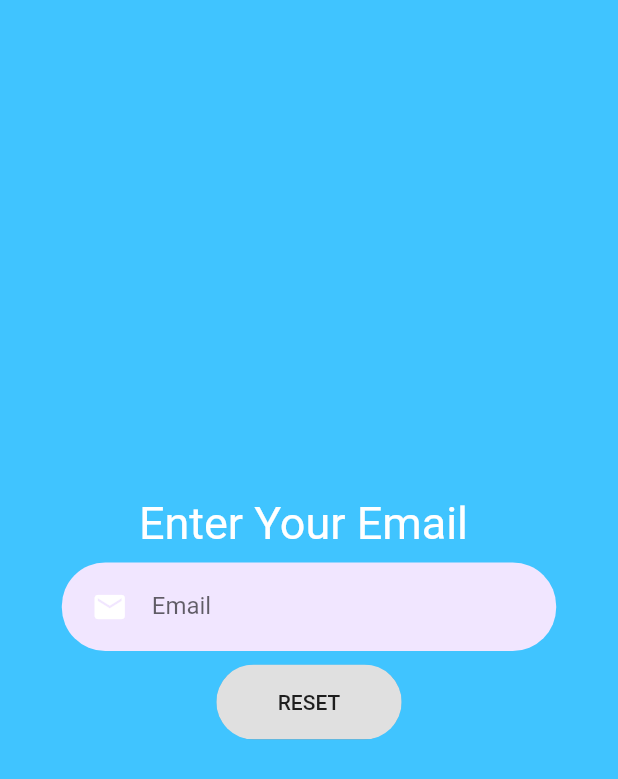
After one commit to Abskpro/FlutterUI, a Flutter app: the screen it shows after launch, after a tap on "Forgot password?", on a phone screen of 412 x 824 dp. The commit adds this screen. Shown: the top 779 px of the screen. Run offline on Flutter 3.47's test engine with Material 2 defaults, Android fonts, the phone set to English and light mode, and no system bars; our stand-ins replace bloc, cloud_firestore, equatable, firebase_auth, firebase_core, flutter_bloc and 2 more; accounts and stored records are empty.

Commit message:
some changes

```diff
--- a/lib/Components/social_media_button.dart
+++ b/lib/Components/social_media_button.dart
@@ -1,4 +1,5 @@
 import 'package:flutter/material.dart';
+import 'package:font_awesome_flutter/font_awesome_flutter.dart';
 
 class SocialButton extends StatelessWidget {
   final String text;
--- a/lib/Login/components/body.dart
+++ b/lib/Login/components/body.dart
@@ -1,9 +1,11 @@
 import 'package:flutter/material.dart';
+import 'package:fluttertoast/fluttertoast.dart';
 import 'package:flutter_bloc/flutter_bloc.dart';
 import 'package:zeroday/Components/email_input.dart';
 import 'package:zeroday/Components/password_input.dart';
 import 'package:zeroday/Components/rounded_button.dart';
 import 'package:zeroday/Login/components/background.dart';
+import 'package:zeroday/Login/components/forgot_password.dart';
 import 'package:zeroday/Login/components/social_media.dart';
 import 'package:zeroday/Signup/signup_screen.dart';
 import 'package:zeroday/bloc/loginBloc/login_bloc.dart';
@@ -69,24 +71,17 @@ class _BodyState extends State<Body> {
   }
 
   bool validateEmail() {
-    // print("validating email");
-    return email.isEmpty || email.length > 8;
+    return email.isEmpty ||
+        RegExp(r"^[a-zA-Z0-9.a-zA-Z0-9.!#$%&'*+-/=?^_`{|}~]+@[a-zA-Z0-9]+\.[a-zA-Z]+")
+            .hasMatch(email);
   }
 
   bool validatePassword() {
-    // print("validating password");
     return password.isEmpty || password.length > 8;
   }
 
   void validate() async {
     loginBloc.add(LoginButtonPressed(email: email, password: password));
-    // print("pressed");
-    // if (formkey.currentState.validate()) {
-    //   print("Validated");
-    //   loginBloc.add(LoginButtonPressed(email: email, password: password));
-    // } else {
-    //   print("not validated");
-    // }
   }
 
   @override
@@ -102,6 +97,8 @@ class _BodyState extends State<Body> {
               return LandingPage(
                   user: state.user, userRepository: widget.userRepository);
             }));
+          } else if (state is ResetEmailSentState) {
+            print('asfasf');
           }
         }, builder: (context, state) {
           return Container(
@@ -130,7 +127,17 @@ class _BodyState extends State<Body> {
                   ),
                   Container(
                     alignment: Alignment.centerRight,
-                    child: Text("Forgot Password ?"),
+                    child: InkWell(
+                        onTap: () {
+                          Navigator.push(context,
+                              MaterialPageRoute(builder: (context) {
+                            return ForgotPassword(
+                                userRepository: widget.userRepository);
+                          }));
+                        },
+                        child: Text(
+                          "Forgot password?",
+                        )),
                   ),
                   RoundedButton(
                     validateEmail: validateEmail,
@@ -161,7 +168,6 @@ class _BodyState extends State<Body> {
                       )
                     ],
                   ),
-                  // SizedBox(height: 12),
                   Text(
                     error,
                     style: TextStyle(color: Colors.red, fontSize: 14.0),
--- /dev/null
+++ b/lib/Login/components/forgot_password.dart
@@ -0,0 +1,84 @@
+import 'package:flutter/material.dart';
+import 'package:flutter_bloc/flutter_bloc.dart';
+import 'package:zeroday/Components/text_field_container.dart';
+import 'package:zeroday/bloc/loginBloc/login_bloc.dart';
+import 'package:fluttertoast/fluttertoast.dart';
+import 'package:zeroday/bloc/loginBloc/login_event.dart';
+import 'package:zeroday/repositories/user_repository.dart';
+
+class ForgotPassword extends StatefulWidget {
+  UserRepository userRepository;
+  ForgotPassword({this.userRepository});
+  @override
+  _ForgotPasswordState createState() => _ForgotPasswordState();
+}
+
+class _ForgotPasswordState extends State<ForgotPassword> {
+  String email;
+  LoginBloc loginBloc;
+
+  void initState() {
+    super.initState();
+    loginBloc = LoginBloc(userRepository: widget.userRepository);
+  }
+
+  @override
+  Widget build(BuildContext context) {
+    Size size = MediaQuery.of(context).size;
+    return BlocProvider<LoginBloc>(
+      create: (BuildContext context) => loginBloc,
+      child: Scaffold(
+        backgroundColor: Colors.lightBlueAccent,
+        body: Center(
+          child: Container(
+            alignment: Alignment.center,
+            child: Column(
+              mainAxisAlignment: MainAxisAlignment.center,
+              children: [
+                Text(
+                  'Enter Your Email ',
+                  style: TextStyle(fontSize: 30, color: Colors.white),
+                ),
+                TextFieldContainer(
+                  child: TextFormField(
+                    style: TextStyle(color: Colors.black),
+                    onChanged: (value) => email = value,
+                    decoration: InputDecoration(
+                        border: InputBorder.none,
+                        labelText: 'Email',
+                        icon: Icon(Icons.mail, color: Colors.white)),
+                  ),
+                ),
+                Container(
+                  width: size.width * 0.3,
+                  height: 50,
+                  child: ClipRRect(
+                    borderRadius: BorderRadius.circular(29),
+                    child: RaisedButton(
+                      onPressed: () {
+                        print(email);
+                        loginBloc
+                            .add(PasswordResetPressed(email: email.toString()));
+                        Fluttertoast.showToast(
+                          msg: "Email reset link has been sent to your mail",
+                          toastLength: Toast.LENGTH_SHORT,
+                          timeInSecForIosWeb: 2,
+                          backgroundColor: Colors.red,
+                          textColor: Colors.white,
+                          fontSize: 18.0,
+                        );
+                        Navigator.pop(context);
+                      },
+                      padding: EdgeInsets.all(10),
+                      child: Text("RESET"),
+                    ),
+                  ),
+                )
+              ],
+            ),
+          ),
+        ),
+      ),
+    );
+  }
+}
--- a/lib/bloc/loginBloc/login_event.dart
+++ b/lib/bloc/loginBloc/login_event.dart
@@ -10,3 +10,11 @@ class LoginButtonPressed extends LoginEvent {
   @override
   List<Object> get props => throw UnimplementedError();
 }
+
+class PasswordResetPressed extends LoginEvent {
+  String email;
+  PasswordResetPressed({this.email});
+
+  @override
+  List<Object> get props => throw UnimplementedError();
+}
--- a/lib/bloc/loginBloc/login_state.dart
+++ b/lib/bloc/loginBloc/login_state.dart
@@ -31,3 +31,13 @@ class LoginFailState extends LoginState {
   @override
   List<Object> get props => null;
 }
+
+class PasswordResetState extends LoginState {
+  @override
+  List<Object> get props => throw UnimplementedError();
+}
+
+class ResetEmailSentState extends LoginState {
+  @override
+  List<Object> get props => throw UnimplementedError();
+}
--- a/lib/main.dart
+++ b/lib/main.dart
@@ -5,6 +5,9 @@ import 'package:zeroday/bloc/authBloc/auth_bloc.dart';
 import 'package:zeroday/bloc/authBloc/auth_event.dart';
 import 'package:zeroday/bloc/authBloc/auth_state.dart';
 import 'package:firebase_core/firebase_core.dart';
+import 'package:zeroday/bloc/homeBloc/home_state.dart';
+import 'package:zeroday/bloc/loginBloc/login_state.dart';
+import 'package:zeroday/landing/landing_screen.dart';
 import 'package:zeroday/repositories/user_repository.dart';
 
 Future<void> main() async {
@@ -43,15 +46,17 @@ class App extends StatelessWidget {
   Widget build(BuildContext context) {
     return BlocBuilder<AuthBloc, AuthState>(
       builder: (context, state) {
-        if (state is AuthenticatedState) {
+        print(state);
+        if (state is AuthInitialState) {
           // return Container();
           return LoginScreen(userRepository: userRepository);
           // return SplashPage();
         } else if (state is AuthenticatedState) {
-          // return Container();
+          return LandingPage(user: state.user, userRepository: userRepository);
+        } else if (state is UnauthenticatedState ||
+            state is LogOutSuccessState) {
           return LoginScreen(userRepository: userRepository);
-          // return LandingPage();
-        } else if (state is UnauthenticatedState) {
+        } else if (state is ResetEmailSentState) {
           return LoginScreen(userRepository: userRepository);
         }
       },
--- a/lib/repositories/database.dart
+++ /dev/null
@@ -1 +0,0 @@
-import 'package:cloud_firestore/cloud_firestore.dart';
--- a/lib/repositories/user_repository.dart
+++ b/lib/repositories/user_repository.dart
@@ -3,7 +3,7 @@ import 'package:flutter/services.dart';
 
 class UserRepository {
   FirebaseAuth firebaseAuth;
-  final FirebaseAuth _auth = FirebaseAuth.instance;
+  FirebaseAuth _auth = FirebaseAuth.instance;
 
   UserRepository() {
     this.firebaseAuth = FirebaseAuth.instance;
@@ -16,7 +16,7 @@ class UserRepository {
         password: pass,
       );
       return authResult.user;
-    } on PlatformException catch (e) {
+    } catch (e) {
       throw Exception(e.toString());
     }
   }
@@ -40,12 +40,14 @@ class UserRepository {
     return await firebaseAuth.currentUser;
   }
 
-  Future signOut() async {
-    try {
-      return await _auth.signOut();
-    } catch (e) {
-      print(e.toString());
-      return null;
-    }
+  Future<void> signOut() async {
+    await FirebaseAuth.instance.signOut();
+  }
+
+  Future<void> sendPasswordResetEmail(String email) async {
+    // var result = await _auth.sendPasswordResetEmail(email: email);
+    var result = await _auth.sendPasswordResetEmail(email: email);
+    return result;
+    // return result;
   }
 }
--- a/pubspec.yaml
+++ b/pubspec.yaml
@@ -39,6 +39,9 @@ dev_dependencies:
   equatable: ^1.2.5
   firebase_core: ^0.5.3
   cloud_firestore: ^0.14.4
+  fluttertoast: ^7.1.6
+  font_awesome_flutter: ^8.11.0
+
 
 
 
```
Also changed, not shown: lib/Login/components/confirm_email.dart (added, +23 -0 lines), lib/Signup/components/body.dart (+28 -10 lines), lib/bloc/loginBloc/login_bloc.dart (+7 -0 lines), lib/landing/landing_screen.dart (+58 -11 lines), pubspec.lock.
